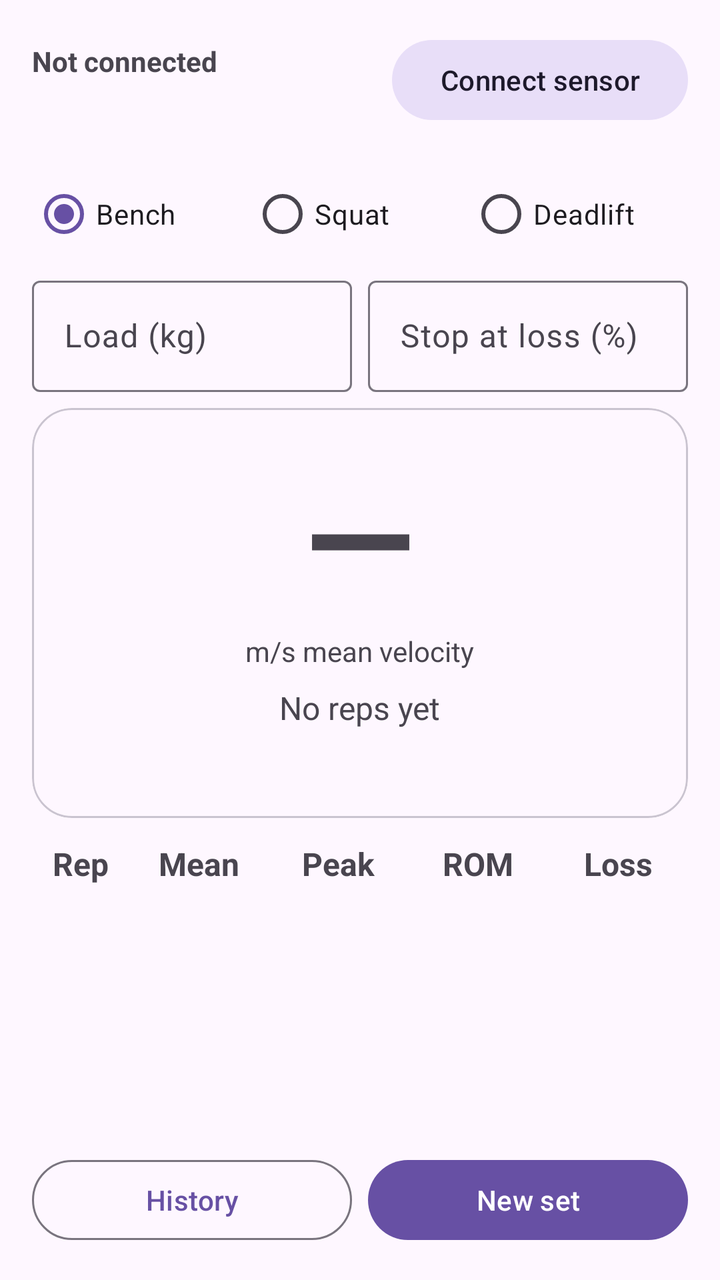
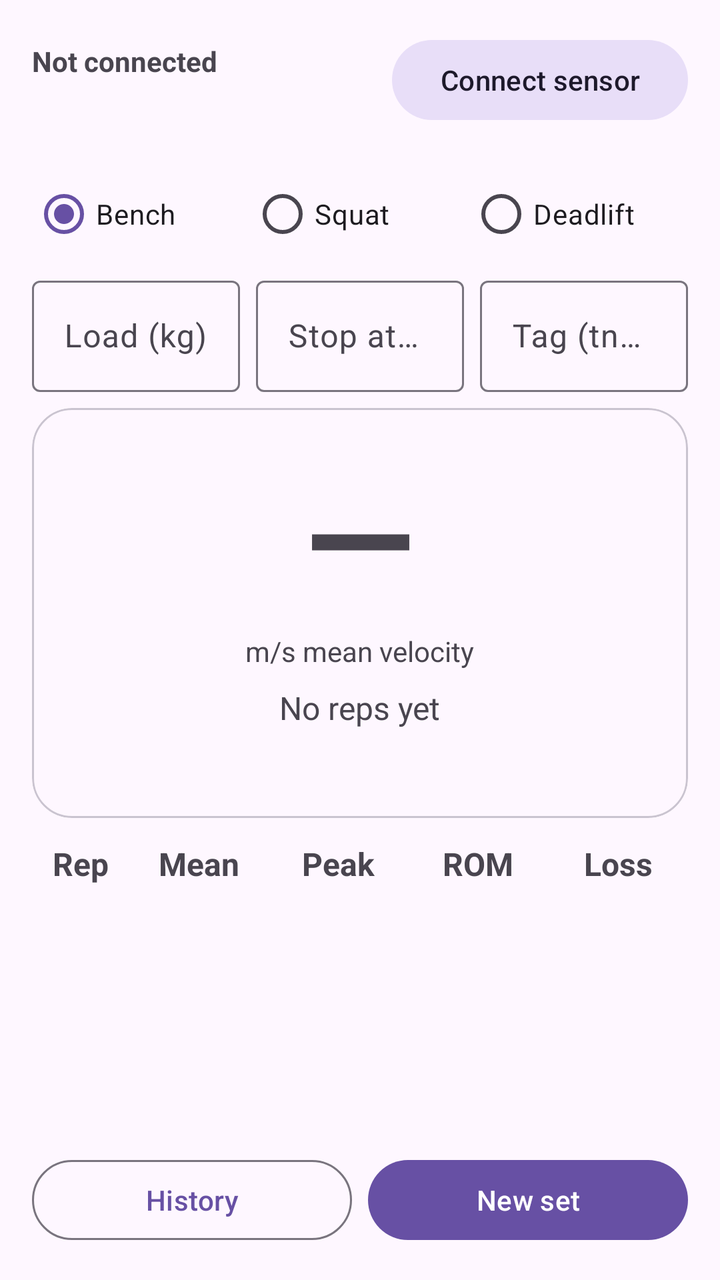

Screens rendered from an Android XML layout before and after an edit, with the pre-edit source and the edit as a unified diff.
<!-- AndroidManifest.xml: application theme Theme.VelocityTracker -->
<!-- res/layout/activity_main.xml -->
<?xml version="1.0" encoding="utf-8"?>
<LinearLayout xmlns:android="http://schemas.android.com/apk/res/android"
    xmlns:app="http://schemas.android.com/apk/res-auto"
    xmlns:tools="http://schemas.android.com/tools"
    android:id="@+id/main"
    android:layout_width="match_parent"
    android:layout_height="match_parent"
    android:keepScreenOn="true"
    android:orientation="vertical"
    android:padding="16dp"
    tools:context=".MainActivity">

    
    <LinearLayout
        android:layout_width="match_parent"
        android:layout_height="wrap_content"
        android:gravity="center_vertical"
        android:orientation="horizontal">

        <LinearLayout
            android:layout_width="0dp"
            android:layout_height="wrap_content"
            android:layout_weight="1"
            android:orientation="vertical">

            <TextView
                android:id="@+id/tvConnection"
                android:layout_width="match_parent"
                android:layout_height="wrap_content"
                android:text="@string/not_connected"
                android:textStyle="bold" />

            <TextView
                android:id="@+id/tvBattery"
                android:layout_width="match_parent"
                android:layout_height="wrap_content"
                android:text="" />
        </LinearLayout>

        <Button
            android:id="@+id/btnConnect"
            style="@style/Widget.Material3.Button.TonalButton"
            android:layout_width="wrap_content"
            android:layout_height="wrap_content"
            android:text="@string/connect" />
    </LinearLayout>

    <TextView
        android:id="@+id/tvStatus"
        android:layout_width="match_parent"
        android:layout_height="wrap_content"
        android:text="" />

    <RadioGroup
        android:id="@+id/liftGroup"
        android:layout_width="match_parent"
        android:layout_height="wrap_content"
        android:orientation="horizontal">

        <RadioButton
            android:id="@+id/radioBench"
            android:layout_width="0dp"
            android:layout_height="wrap_content"
            android:layout_weight="1"
            android:checked="true"
            android:text="@string/lift_bench" />

        <RadioButton
            android:id="@+id/radioSquat"
            android:layout_width="0dp"
            android:layout_height="wrap_content"
            android:layout_weight="1"
            android:text="@string/lift_squat" />

        <RadioButton
            android:id="@+id/radioDeadlift"
            android:layout_width="0dp"
            android:layout_height="wrap_content"
            android:layout_weight="1"
            android:text="@string/lift_deadlift" />
    </RadioGroup>

    
    <LinearLayout
        android:layout_width="match_parent"
        android:layout_height="wrap_content"
        android:layout_marginTop="4dp"
        android:orientation="horizontal">

        <com.google.android.material.textfield.TextInputLayout
            style="@style/Widget.Material3.TextInputLayout.OutlinedBox"
            android:layout_width="0dp"
            android:layout_height="wrap_content"
            android:layout_marginEnd="8dp"
            android:layout_weight="1"
            android:hint="@string/hint_load">

            <com.google.android.material.textfield.TextInputEditText
                android:id="@+id/etLoad"
                android:layout_width="match_parent"
                android:layout_height="wrap_content"
                android:imeOptions="actionDone"
                android:inputType="numberDecimal"
                android:maxLines="1" />
        </com.google.android.material.textfield.TextInputLayout>

        <com.google.android.material.textfield.TextInputLayout
            style="@style/Widget.Material3.TextInputLayout.OutlinedBox"
            android:layout_width="0dp"
            android:layout_height="wrap_content"
            android:layout_weight="1"
            android:hint="@string/hint_alert">

            <com.google.android.material.textfield.TextInputEditText
                android:id="@+id/etAlert"
                android:layout_width="match_parent"
                android:layout_height="wrap_content"
                android:imeOptions="actionDone"
                android:inputType="number"
                android:maxLines="1" />
        </com.google.android.material.textfield.TextInputLayout>
    </LinearLayout>

    
    <com.google.android.material.card.MaterialCardView
        android:id="@+id/cardLast"
        android:layout_width="match_parent"
        android:layout_height="wrap_content"
        android:layout_marginTop="8dp"
        app:cardCornerRadius="20dp"
        app:cardElevation="0dp">

        <LinearLayout
            android:layout_width="match_parent"
            android:layout_height="wrap_content"
            android:gravity="center_horizontal"
            android:orientation="vertical"
            android:padding="16dp">

            <TextView
                android:id="@+id/tvLastRep"
                android:layout_width="wrap_content"
                android:layout_height="wrap_content"
                android:text="@string/dash"
                android:textSize="72sp"
                android:textStyle="bold" />

            <TextView
                android:id="@+id/tvLastUnit"
                android:layout_width="wrap_content"
                android:layout_height="wrap_content"
                android:text="@string/unit_mean" />

            <TextView
                android:id="@+id/tvLastDetail"
                android:layout_width="wrap_content"
                android:layout_height="wrap_content"
                android:layout_marginTop="8dp"
                android:text="@string/no_reps_yet"
                android:textSize="16sp" />

            <TextView
                android:id="@+id/tvLoss"
                android:layout_width="wrap_content"
                android:layout_height="wrap_content"
                android:layout_marginTop="4dp"
                android:text=""
                android:textSize="18sp"
                android:textStyle="bold" />
        </LinearLayout>
    </com.google.android.material.card.MaterialCardView>

    
    <LinearLayout
        android:layout_width="match_parent"
        android:layout_height="wrap_content"
        android:layout_marginTop="12dp"
        android:orientation="horizontal"
        android:paddingBottom="4dp">

        <TextView
            style="@style/RepCell"
            android:layout_weight="0.7"
            android:text="@string/col_rep"
            android:textStyle="bold" />

        <TextView
            style="@style/RepCell"
            android:text="@string/col_mean"
            android:textStyle="bold" />

        <TextView
            style="@style/RepCell"
            android:text="@string/col_peak"
            android:textStyle="bold" />

        <TextView
            style="@style/RepCell"
            android:text="@string/col_rom"
            android:textStyle="bold" />

        <TextView
            style="@style/RepCell"
            android:text="@string/col_loss"
            android:textStyle="bold" />
    </LinearLayout>

    <ScrollView
        android:layout_width="match_parent"
        android:layout_height="0dp"
        android:layout_weight="1">

        <LinearLayout
            android:layout_width="match_parent"
            android:layout_height="wrap_content"
            android:orientation="vertical">

            <LinearLayout
                android:id="@+id/repsContainer"
                android:layout_width="match_parent"
                android:layout_height="wrap_content"
                android:orientation="vertical" />

            <TextView
                android:id="@+id/tvLogFile"
                android:layout_width="match_parent"
                android:layout_height="wrap_content"
                android:layout_marginTop="12dp"
                android:textSize="11sp" />
        </LinearLayout>
    </ScrollView>

    <LinearLayout
        android:layout_width="match_parent"
        android:layout_height="wrap_content"
        android:layout_marginTop="8dp"
        android:orientation="horizontal">

        <Button
            android:id="@+id/btnHistory"
            style="@style/Widget.Material3.Button.OutlinedButton"
            android:layout_width="0dp"
            android:layout_height="wrap_content"
            android:layout_marginEnd="8dp"
            android:layout_weight="1"
            android:text="@string/history" />

        <Button
            android:id="@+id/btnNewSet"
            android:layout_width="0dp"
            android:layout_height="wrap_content"
            android:layout_weight="1"
            android:text="@string/new_set" />
    </LinearLayout>
</LinearLayout>
<!-- resources referenced by this layout -->
<resources>
  <string name="col_loss">Loss</string>
  <string name="col_mean">Mean</string>
  <string name="col_peak">Peak</string>
  <string name="col_rep">Rep</string>
  <string name="col_rom">ROM</string>
  <string name="connect">Connect sensor</string>
  <string name="dash">—</string>
  <string name="hint_alert">Stop at loss (%)</string>
  <string name="hint_load">Load (kg)</string>
  <string name="history">History</string>
  <string name="lift_bench">Bench</string>
  <string name="lift_deadlift">Deadlift</string>
  <string name="lift_squat">Squat</string>
  <string name="new_set">New set</string>
  <string name="no_reps_yet">No reps yet</string>
  <string name="not_connected">Not connected</string>
  <string name="unit_mean">m/s mean velocity</string>
  <style name="RepCell">
          <item name="android:layout_width">0dp</item>
          <item name="android:layout_height">wrap_content</item>
          <item name="android:layout_weight">1</item>
          <item name="android:gravity">center</item>
          <item name="android:textSize">16sp</item>
      </style>
  <style name="Theme.VelocityTracker" parent="Base.Theme.VelocityTracker" />
  <style name="Base.Theme.VelocityTracker" parent="Theme.Material3.DayNight.NoActionBar">
          
          
      </style>
</resources>

<!-- the commit's change to res/layout/activity_main.xml (unified diff, before → after) -->
@@ -10,7 +10,6 @@
     android:padding="16dp"
     tools:context=".MainActivity">
 
-    
     <LinearLayout
         android:layout_width="match_parent"
         android:layout_height="wrap_content"
@@ -80,7 +79,6 @@
             android:text="@string/lift_deadlift" />
     </RadioGroup>
 
-    
     <LinearLayout
         android:layout_width="match_parent"
         android:layout_height="wrap_content"
@@ -119,9 +117,25 @@
                 android:inputType="number"
                 android:maxLines="1" />
         </com.google.android.material.textfield.TextInputLayout>
-    </LinearLayout>
-
-    
+
+        <com.google.android.material.textfield.TextInputLayout
+            style="@style/Widget.Material3.TextInputLayout.OutlinedBox"
+            android:layout_width="0dp"
+            android:layout_height="wrap_content"
+            android:layout_marginStart="8dp"
+            android:layout_weight="1"
+            android:hint="@string/hint_tag">
+
+            <com.google.android.material.textfield.TextInputEditText
+                android:id="@+id/etTag"
+                android:layout_width="match_parent"
+                android:layout_height="wrap_content"
+                android:imeOptions="actionDone"
+                android:inputType="text"
+                android:maxLines="1" />
+        </com.google.android.material.textfield.TextInputLayout>
+    </LinearLayout>
+
     <com.google.android.material.card.MaterialCardView
         android:id="@+id/cardLast"
         android:layout_width="match_parent"
@@ -170,7 +184,6 @@
         </LinearLayout>
     </com.google.android.material.card.MaterialCardView>
 
-    
     <LinearLayout
         android:layout_width="match_parent"
         android:layout_height="wrap_content"
<!-- resource entries referenced after the edit -->
@@ -9,6 +9,7 @@
   <string name="dash">—</string>
   <string name="hint_alert">Stop at loss (%)</string>
   <string name="hint_load">Load (kg)</string>
+  <string name="hint_tag">Tag (tng, 3-2-x…)</string>.
   <string name="history">History</string>
   <string name="lift_bench">Bench</string>
   <string name="lift_deadlift">Deadlift</string>
